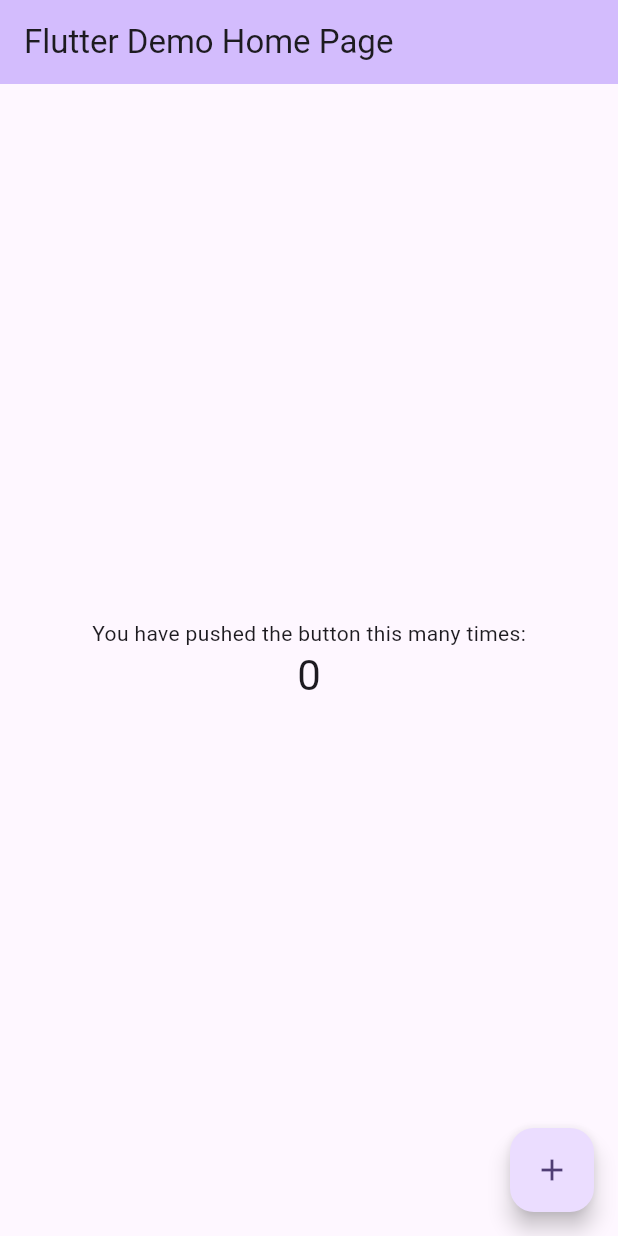
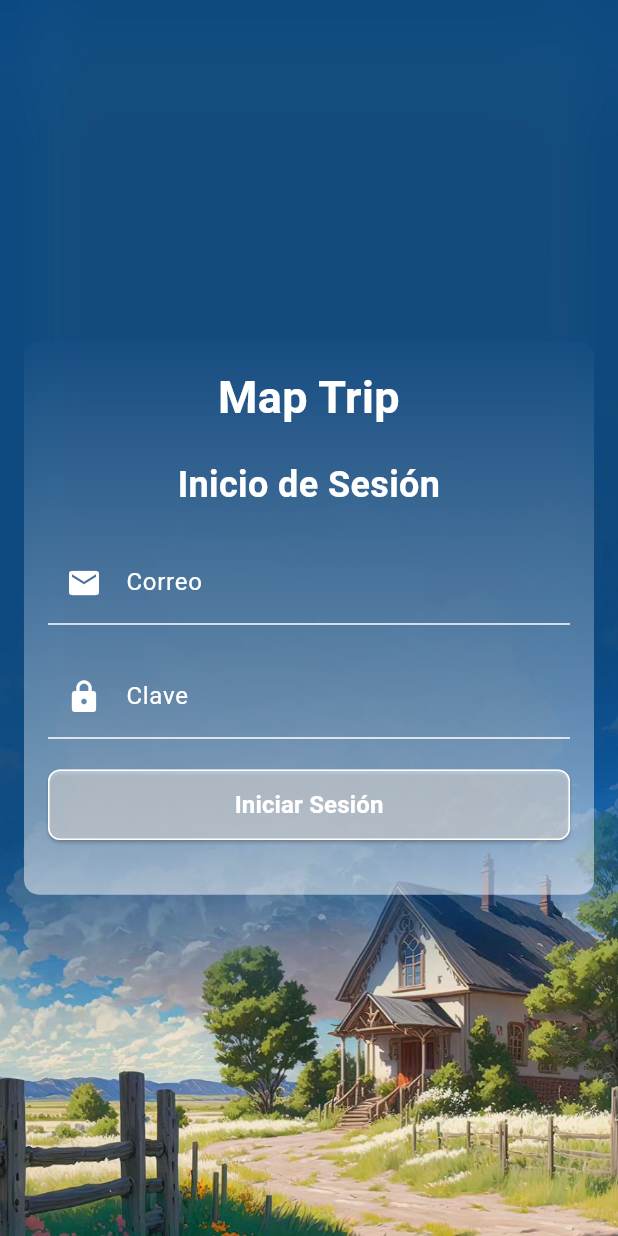
Before and after one commit to JhandryChimbo/MapTrip, a Flutter app: the screen it shows after launch, on a phone screen of 412 x 824 dp. Run offline on Flutter 3.47's test engine with Material 3 defaults, Android fonts, the phone set to English and light mode, and no system bars; our stand-ins replace flutter_secure_storage, validators.

Commit message:
Add Vies to login

```diff
--- a/front_end/lib/controls/servicio_back/modelo/InicioSesionSW.dart
+++ b/front_end/lib/controls/servicio_back/modelo/InicioSesionSW.dart
@@ -0,0 +1,6 @@
+import 'package:front_end/controls/servicio_back/RespuestaGenerica.dart';
+
+class InicioSesionSW extends RespuestaGenerica {
+  String tag = '';
+  InicioSesionSW({msg = "", code = 0, datos, this.tag = ''});
+}
--- /dev/null
+++ b/front_end/lib/controls/servicio_back/modelo/LugarTipoSW.dart
@@ -0,0 +1,6 @@
+import 'package:front_end/controls/servicio_back/RespuestaGenerica.dart';
+
+class LugarTipoSW extends RespuestaGenerica {
+  String tag = '';
+  LugarTipoSW({msg = "", code = 0, datos, this.tag = ''});
+}
--- a/front_end/lib/main.dart
+++ b/front_end/lib/main.dart
@@ -1,4 +1,6 @@
 import 'package:flutter/material.dart';
+import 'package:front_end/views/sessionView.dart';
+import 'package:front_end/views/exception/Page404.dart';
 
 void main() {
   runApp(const MyApp());
@@ -12,114 +14,21 @@ class MyApp extends StatelessWidget {
   Widget build(BuildContext context) {
     return MaterialApp(
       title: 'Flutter Demo',
+      debugShowCheckedModeBanner: false,
       theme: ThemeData(
-        // This is the theme of your application.
-        //
-        // TRY THIS: Try running your application with "flutter run". You'll see
-        // the application has a purple toolbar. Then, without quitting the app,
-        // try changing the seedColor in the colorScheme below to Colors.green
-        // and then invoke "hot reload" (save your changes or press the "hot
-        // reload" button in a Flutter-supported IDE, or press "r" if you used
-        // the command line to start the app).
-        //
-        // Notice that the counter didn't reset back to zero; the application
-        // state is not lost during the reload. To reset the state, use hot
-        // restart instead.
-        //
-        // This works for code too, not just values: Most code changes can be
-        // tested with just a hot reload.
-        colorScheme: ColorScheme.fromSeed(seedColor: Colors.deepPurple),
+        colorScheme: ColorScheme.fromSeed(
+            seedColor: const Color.fromARGB(255, 96, 194, 158)),
         useMaterial3: true,
       ),
-      home: const MyHomePage(title: 'Flutter Demo Home Page'),
+      home: const Sessionview(),
+      initialRoute: '/home',
+      routes: {
+        '/home': (context) => const Sessionview(),
+
+      },
+      onGenerateRoute: (settings) {
+        return MaterialPageRoute(builder: (context) => const Page404());
+      },
     );
   }
 }
-
-class MyHomePage extends StatefulWidget {
-  const MyHomePage({super.key, required this.title});
-
-  // This widget is the home page of your application. It is stateful, meaning
-  // that it has a State object (defined below) that contains fields that affect
-  // how it looks.
-
-  // This class is the configuration for the state. It holds the values (in this
-  // case the title) provided by the parent (in this case the App widget) and
-  // used by the build method of the State. Fields in a Widget subclass are
-  // always marked "final".
-
-  final String title;
-
-  @override
-  State<MyHomePage> createState() => _MyHomePageState();
-}
-
-class _MyHomePageState extends State<MyHomePage> {
-  int _counter = 0;
-
-  void _incrementCounter() {
-    setState(() {
-      // This call to setState tells the Flutter framework that something has
-      // changed in this State, which causes it to rerun the build method below
-      // so that the display can reflect the updated values. If we changed
-      // _counter without calling setState(), then the build method would not be
-      // called again, and so nothing would appear to happen.
-      _counter++;
-    });
-  }
-
-  @override
-  Widget build(BuildContext context) {
-    // This method is rerun every time setState is called, for instance as done
-    // by the _incrementCounter method above.
-    //
-    // The Flutter framework has been optimized to make rerunning build methods
-    // fast, so that you can just rebuild anything that needs updating rather
-    // than having to individually change instances of widgets.
-    return Scaffold(
-      appBar: AppBar(
-        // TRY THIS: Try changing the color here to a specific color (to
-        // Colors.amber, perhaps?) and trigger a hot reload to see the AppBar
-        // change color while the other colors stay the same.
-        backgroundColor: Theme.of(context).colorScheme.inversePrimary,
-        // Here we take the value from the MyHomePage object that was created by
-        // the App.build method, and use it to set our appbar title.
-        title: Text(widget.title),
-      ),
-      body: Center(
-        // Center is a layout widget. It takes a single child and positions it
-        // in the middle of the parent.
-        child: Column(
-          // Column is also a layout widget. It takes a list of children and
-          // arranges them vertically. By default, it sizes itself to fit its
-          // children horizontally, and tries to be as tall as its parent.
-          //
-          // Column has various properties to control how it sizes itself and
-          // how it positions its children. Here we use mainAxisAlignment to
-          // center the children vertically; the main axis here is the vertical
-          // axis because Columns are vertical (the cross axis would be
-          // horizontal).
-          //
-          // TRY THIS: Invoke "debug painting" (choose the "Toggle Debug Paint"
-          // action in the IDE, or press "p" in the console), to see the
-          // wireframe for each widget.
-          mainAxisAlignment: MainAxisAlignment.center,
-          children: <Widget>[
-            const Text(
-              'You have pushed the button this many times:',
-            ),
-            Text(
-              '$_counter',
-              style: Theme.of(context).textTheme.headlineMedium,
-            ),
-          ],
-        ),
-      ),
-      floatingActionButton: FloatingActionButton(
-        onPressed: _incrementCounter,
-        tooltip: 'Increment',
-        child: const Icon(Icons.add),
-      ), // This trailing comma makes auto-formatting nicer for build methods.
-    );
-  }
-}
--- /dev/null
+++ b/front_end/lib/views/sessionView.dart
@@ -0,0 +1,217 @@
+import 'dart:developer';
+import 'package:flutter/material.dart';
+import 'package:front_end/controls/servicio_back/FacadeService.dart';
+import 'package:front_end/controls/util/Utiles.dart';
+import 'package:validators/validators.dart';
+
+class Sessionview extends StatefulWidget {
+  const Sessionview({super.key, superKey});
+  @override
+  _SessionviewState createState() => _SessionviewState();
+}
+
+class _SessionviewState extends State<Sessionview> {
+  final _formKey = GlobalKey<FormState>();
+  final TextEditingController correoControl = TextEditingController();
+  final TextEditingController claveControl = TextEditingController();
+
+  void _iniciar() {
+    setState(() {
+      Facadeservice servicio = Facadeservice();
+      if (_formKey.currentState!.validate()) {
+        Map<String, String> mapa = {
+          "correo": correoControl.text,
+          "clave": claveControl.text
+        };
+        log(mapa.toString());
+        servicio.inicioSesion(mapa).then((value) async {
+          if (value.code == 200) {
+            log(value.datos['token']);
+            log(value.datos['user']);
+            Utiles util = Utiles();
+            util.saveValue('token', value.datos['token']);
+            util.saveValue('user', value.datos['user']);
+            util.saveValue('id', value.datos['id']);
+            final SnackBar msg =
+                SnackBar(content: Text("BIENVENIDO ${value.datos['user']}"));
+            ScaffoldMessenger.of(context).showSnackBar(msg);
+            Navigator.pushNamedAndRemoveUntil(
+              context,
+              '/home',
+              (Route<dynamic> route) => false,
+            );
+          } else {
+            final SnackBar msg = SnackBar(content: Text("Error ${value.tag}"));
+            ScaffoldMessenger.of(context).showSnackBar(msg);
+          }
+        });
+      } else {
+        log("Errores");
+      }
+    });
+  }
+@override
+  Widget build(BuildContext context) {
+    return Scaffold(
+      body: Stack(
+        children: [
+          Container(
+            decoration: const BoxDecoration(
+              image: DecorationImage(
+                image: AssetImage("assets/fondoInicio.jpeg"),
+                fit: BoxFit.cover,
+              ),
+            ),
+          ),
+          Padding(
+            padding: const EdgeInsets.all(16),
+            child: Center(
+              child: SingleChildScrollView(
+                child: Container(
+                  padding: const EdgeInsets.all(16),
+                  decoration: BoxDecoration(
+                    borderRadius: BorderRadius.circular(10),
+                    gradient: LinearGradient(
+                      begin: Alignment.topCenter,
+                      end: Alignment.bottomCenter,
+                      colors: [
+                        const Color.fromARGB(255, 24, 79, 135).withOpacity(0.5),
+                        Colors.white.withOpacity(0.5),
+                      ],
+                    ),
+                  ),
+                  child: Form(
+                    key: _formKey,
+                    child: Column(
+                      mainAxisAlignment: MainAxisAlignment.center,
+                      crossAxisAlignment: CrossAxisAlignment.stretch,
+                      children: <Widget>[
+                        const Text(
+                          "Map Trip",
+                          style: TextStyle(
+                            color: Colors.white,
+                            fontWeight: FontWeight.bold,
+                            fontSize: 30,
+                          ),
+                          textAlign: TextAlign.center,
+                        ),
+                        const SizedBox(height: 20),
+                        const Text(
+                          "Inicio de Sesión",
+                          style: TextStyle(
+                              color: Colors.white,
+                              fontSize: 24,
+                              fontWeight: FontWeight.bold),
+                          textAlign: TextAlign.center,
+                        ),
+                        const SizedBox(height: 20),
+                        TextFormField(
+                          controller: correoControl,
+                          validator: (value) {
+                            if (value!.isEmpty) {
+                              return "Debe ingresar un correo";
+                            }
+                            if (!isEmail(value)) {
+                              return "Debe ingresar un correo válido";
+                            }
+                            return null;
+                          },
+                          decoration: const InputDecoration(
+                            labelText: "Correo",
+                            prefixIcon: Icon(Icons.email),
+                            prefixIconColor: Colors.white,
+                            labelStyle: TextStyle(color: Colors.white),
+                            enabledBorder: UnderlineInputBorder(
+                              borderSide: BorderSide(color: Colors.white),
+                            ),
+                            focusedBorder: UnderlineInputBorder(
+                              borderSide: BorderSide(color: Colors.white),
+                            ),
+                          ),
+                          style: const TextStyle(color: Colors.white),
+                        ),
+                        const SizedBox(height: 20),
+                        TextFormField(
+                          obscureText: true,
+                          controller: claveControl,
+                          validator: (value) {
+                            if (value!.isEmpty) {
+                              return "Debe ingresar una clave";
+                            }
+                            return null;
+                          },
+                          decoration: const InputDecoration(
+                            labelText: "Clave",
+                            prefixIcon: Icon(Icons.lock),
+                            prefixIconColor: Colors.white,
+                            labelStyle: TextStyle(color: Colors.white),
+                            enabledBorder: UnderlineInputBorder(
+                              borderSide: BorderSide(color: Colors.white),
+                            ),
+                            focusedBorder: UnderlineInputBorder(
+                              borderSide: BorderSide(color: Colors.white),
+                            ),
+                          ),
+                          style: const TextStyle(color: Colors.white),
+                        ),
+                        const SizedBox(height: 20),
+                        ElevatedButton(
+                          onPressed: _iniciar,
+                          style: ElevatedButton.styleFrom(
+                            foregroundColor: Colors.white,
+                            backgroundColor: Colors.white.withOpacity(0.5),
+                            padding: const EdgeInsets.symmetric(
+                                horizontal: 16, vertical: 12),
+                            shape: RoundedRectangleBorder(
+                              borderRadius: BorderRadius.circular(8),
+                            ),
+                            side: const BorderSide(color: Colors.white),
+                          ),
+                          child: const Text(
+                            "Iniciar Sesión",
+                            style: TextStyle(
+                                fontSize: 16, fontWeight: FontWeight.bold),
+                          ),
+                        ),
+                        const SizedBox(height: 20),
+                        // Row(
+                        //   mainAxisAlignment: MainAxisAlignment.center,
+                        //   children: <Widget>[
+                        //     const Text(
+                        //       "¿No tienes una cuenta?",
+                        //       style: TextStyle(
+                        //         color: Colors.white,
+                        //       ),
+                        //     ),
+                        //     TextButton(
+                        //       onPressed: () {
+                        //         Navigator.pushNamedAndRemoveUntil(
+                        //           context,
+                        //           '/register',
+                        //           (Route<dynamic> route) => false,
+                        //         );
+                        //       },
+                        //       child: const Text(
+                        //         "Regístrate",
+                        //         style: TextStyle(
+                        //             color: Colors.white,
+                        //             fontSize: 16,
+                        //             fontWeight: FontWeight.bold,
+                        //             decoration: TextDecoration.underline,
+                        //             decorationColor: Colors.white),
+                        //       ),
+                        //     ),
+                        //   ],
+                        // )
+                      ],
+                    ),
+                  ),
+                ),
+              ),
+            ),
+          )
+        ],
+      ),
+    );
+  }
+}
```
Also changed, not shown: front_end/lib/controls/Conexion.dart (+5 -5 lines), front_end/lib/controls/servicio_back/FacadeService.dart (+83 -0 lines), front_end/lib/views/exception/Page404.dart (added, +20 -0 lines), front_end/pubspec.yaml (+6 -6 lines), front_end/pubspec.lock, 1 other file.
